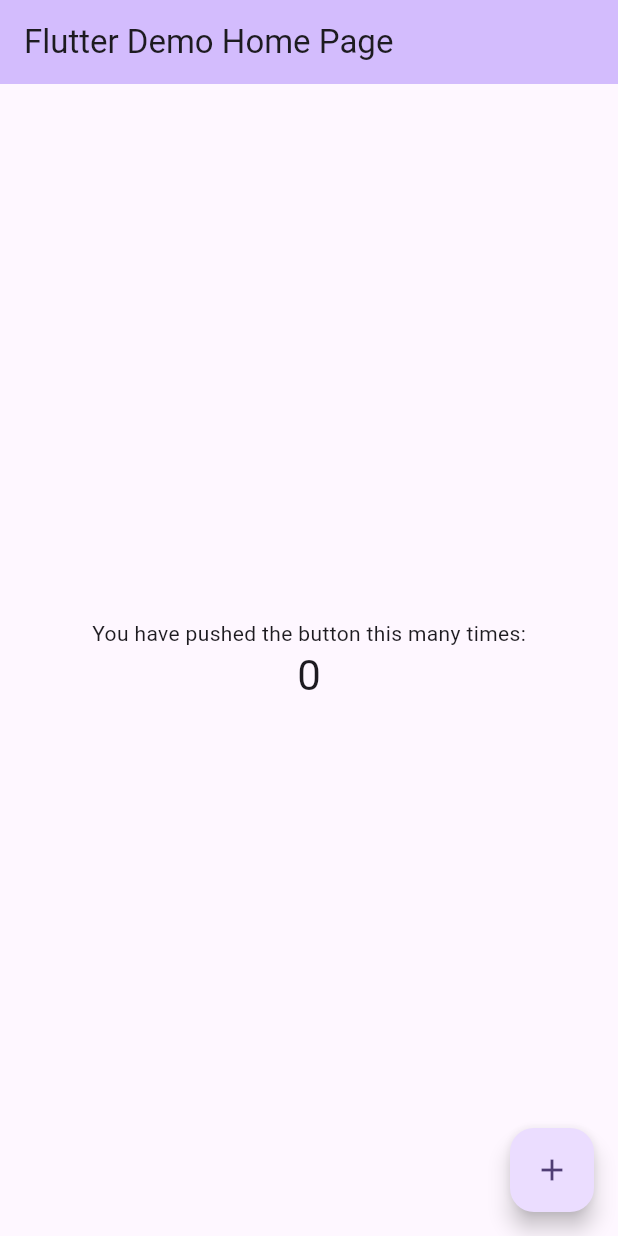
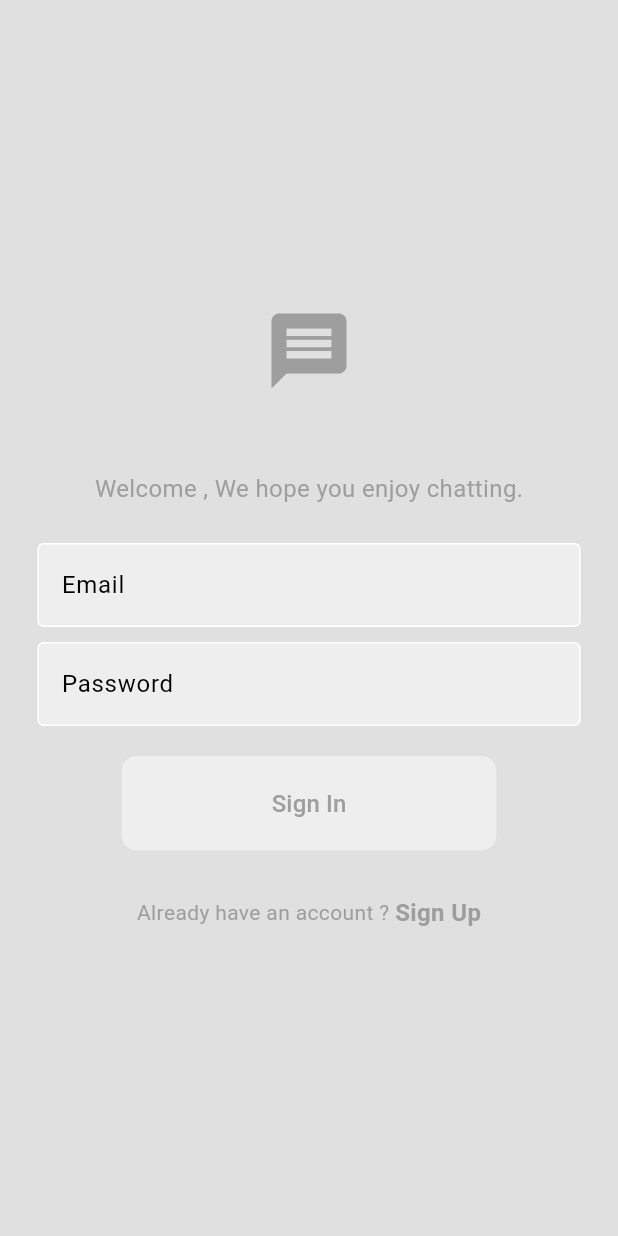
Before and after one commit to LakshyaChauhan/chat_App, a Flutter app: the screen it shows after launch, on a phone screen of 412 x 824 dp. Run offline on Flutter 3.47's test engine with Material 3 defaults, Android fonts, the phone set to English and light mode, and no system bars; our stand-ins replace firebase_auth, firebase_core; accounts and stored records are empty; generated files the repository leaves out were written again.

Commit message:
login ui and firebase auth login done

```diff
--- /dev/null
+++ b/lib/auth/auth.gate.dart
@@ -0,0 +1,23 @@
+import 'package:chat_app/screens/home.screen.dart';
+import 'package:chat_app/screens/login.or.register.dart';
+import 'package:firebase_auth/firebase_auth.dart';
+import 'package:flutter/material.dart';
+
+class AuthGate extends StatelessWidget {
+  const AuthGate({super.key});
+
+  @override
+  Widget build(BuildContext context) {
+    return Scaffold(
+      body: StreamBuilder(
+          stream: FirebaseAuth.instance.authStateChanges(),
+          builder: (context, snapshot) {
+            if (snapshot.hasData) {
+              return const HomeScreen();
+            } else {
+              return const  LoginOrRegisterPage();
+            }
+          }),
+    );
+  }
+}
--- /dev/null
+++ b/lib/auth/auth.services.dart
@@ -0,0 +1,17 @@
+import 'package:firebase_auth/firebase_auth.dart';
+
+class AuthServices {
+  final FirebaseAuth _auth = FirebaseAuth.instance;
+
+  Future<UserCredential> signInWithEmailAndPassword(
+      String email, String password) async {
+    try {
+      UserCredential userCredential = await _auth.signInWithEmailAndPassword(
+          email: email, password: password);
+      return userCredential;
+    } on FirebaseAuthException catch (e) {
+      print('The error is in the authentication login section of the program');
+      throw Exception(e.code);
+    }
+  }
+}
--- a/lib/main.dart
+++ b/lib/main.dart
@@ -1,6 +1,12 @@
+import 'package:chat_app/auth/auth.gate.dart';
+import 'package:chat_app/firebase_options.dart';
+import 'package:chat_app/themes/light.mode.dart';
+import 'package:firebase_core/firebase_core.dart';
 import 'package:flutter/material.dart';
 
-void main() {
+void main() async {
+  WidgetsFlutterBinding.ensureInitialized();
+  await Firebase.initializeApp(options: DefaultFirebaseOptions.currentPlatform);
   runApp(const MyApp());
 }
 
@@ -11,115 +17,9 @@ class MyApp extends StatelessWidget {
   @override
   Widget build(BuildContext context) {
     return MaterialApp(
-      title: 'Flutter Demo',
-      theme: ThemeData(
-        // This is the theme of your application.
-        //
-        // TRY THIS: Try running your application with "flutter run". You'll see
-        // the application has a purple toolbar. Then, without quitting the app,
-        // try changing the seedColor in the colorScheme below to Colors.green
-        // and then invoke "hot reload" (save your changes or press the "hot
-        // reload" button in a Flutter-supported IDE, or press "r" if you used
-        // the command line to start the app).
-        //
-        // Notice that the counter didn't reset back to zero; the application
-        // state is not lost during the reload. To reset the state, use hot
-        // restart instead.
-        //
-        // This works for code too, not just values: Most code changes can be
-        // tested with just a hot reload.
-        colorScheme: ColorScheme.fromSeed(seedColor: Colors.deepPurple),
-        useMaterial3: true,
-      ),
-      home: const MyHomePage(title: 'Flutter Demo Home Page'),
+      debugShowCheckedModeBanner: false,
+      theme: lightMode,
+      home: const AuthGate(),
     );
   }
 }
-
-class MyHomePage extends StatefulWidget {
-  const MyHomePage({super.key, required this.title});
-
-  // This widget is the home page of your application. It is stateful, meaning
-  // that it has a State object (defined below) that contains fields that affect
-  // how it looks.
-
-  // This class is the configuration for the state. It holds the values (in this
-  // case the title) provided by the parent (in this case the App widget) and
-  // used by the build method of the State. Fields in a Widget subclass are
-  // always marked "final".
-
-  final String title;
-
-  @override
-  State<MyHomePage> createState() => _MyHomePageState();
-}
-
-class _MyHomePageState extends State<MyHomePage> {
-  int _counter = 0;
-
-  void _incrementCounter() {
-    setState(() {
-      // This call to setState tells the Flutter framework that something has
-      // changed in this State, which causes it to rerun the build method below
-      // so that the display can reflect the updated values. If we changed
-      // _counter without calling setState(), then the build method would not be
-      // called again, and so nothing would appear to happen.
-      _counter++;
-    });
-  }
-
-  @override
-  Widget build(BuildContext context) {
-    // This method is rerun every time setState is called, for instance as done
-    // by the _incrementCounter method above.
-    //
-    // The Flutter framework has been optimized to make rerunning build methods
-    // fast, so that you can just rebuild anything that needs updating rather
-    // than having to individually change instances of widgets.
-    return Scaffold(
-      appBar: AppBar(
-        // TRY THIS: Try changing the color here to a specific color (to
-        // Colors.amber, perhaps?) and trigger a hot reload to see the AppBar
-        // change color while the other colors stay the same.
-        backgroundColor: Theme.of(context).colorScheme.inversePrimary,
-        // Here we take the value from the MyHomePage object that was created by
-        // the App.build method, and use it to set our appbar title.
-        title: Text(widget.title),
-      ),
-      body: Center(
-        // Center is a layout widget. It takes a single child and positions it
-        // in the middle of the parent.
-        child: Column(
-          // Column is also a layout widget. It takes a list of children and
-          // arranges them vertically. By default, it sizes itself to fit its
-          // children horizontally, and tries to be as tall as its parent.
-          //
-          // Column has various properties to control how it sizes itself and
-          // how it positions its children. Here we use mainAxisAlignment to
-          // center the children vertically; the main axis here is the vertical
-          // axis because Columns are vertical (the cross axis would be
-          // horizontal).
-          //
-          // TRY THIS: Invoke "debug painting" (choose the "Toggle Debug Paint"
-          // action in the IDE, or press "p" in the console), to see the
-          // wireframe for each widget.
-          mainAxisAlignment: MainAxisAlignment.center,
-          children: <Widget>[
-            const Text(
-              'You have pushed the button this many times:',
-            ),
-            Text(
-              '$_counter',
-              style: Theme.of(context).textTheme.headlineMedium,
-            ),
-          ],
-        ),
-      ),
-      floatingActionButton: FloatingActionButton(
-        onPressed: _incrementCounter,
-        tooltip: 'Increment',
-        child: const Icon(Icons.add),
-      ), // This trailing comma makes auto-formatting nicer for build methods.
-    );
-  }
-}
--- /dev/null
+++ b/lib/screens/login.or.register.dart
@@ -0,0 +1,33 @@
+import 'package:chat_app/screens/login.screen.dart';
+import 'package:chat_app/screens/register.screen.dart';
+import 'package:flutter/material.dart';
+
+class LoginOrRegisterPage extends StatefulWidget {
+  const LoginOrRegisterPage({super.key});
+
+  @override
+  State<LoginOrRegisterPage> createState() => _LoginOrRegisterPageState();
+}
+
+class _LoginOrRegisterPageState extends State<LoginOrRegisterPage> {
+  bool showLoginPage = true;
+
+  void changePages() {
+    setState(() {
+      showLoginPage = !showLoginPage;
+    });
+  }
+
+  @override
+  Widget build(BuildContext context) {
+    if (showLoginPage) {
+      return LoginScreen(
+        changeScreen: changePages,
+      );
+    } else {
+      return RegisterScreen(
+        changeScreen: changePages,
+      );
+    }
+  }
+}
--- /dev/null
+++ b/lib/screens/login.screen.dart
@@ -0,0 +1,91 @@
+import 'package:chat_app/auth/auth.services.dart';
+import 'package:chat_app/utils/myButton.dart';
+import 'package:chat_app/utils/custom_textField.dart';
+import 'package:flutter/material.dart';
+
+class LoginScreen extends StatelessWidget {
+  final void Function() changeScreen;
+  const LoginScreen({super.key, required this.changeScreen});
+
+  @override
+  Widget build(BuildContext context) {
+    // controller for email and password
+    final TextEditingController emailController = TextEditingController();
+    final TextEditingController passwordController = TextEditingController();
+
+    // login function
+    void login(BuildContext context) async {
+      AuthServices authServices = AuthServices();
+      try {
+        await authServices.signInWithEmailAndPassword(
+            emailController.text, passwordController.text);
+        if (!context.mounted) return;
+      } catch (e) {
+        showDialog(
+            context: context,
+            builder: (context) => AlertDialog(title: Text(e.toString())));
+      }
+    }
+
+    return Scaffold(
+      backgroundColor: Theme.of(context).colorScheme.background,
+      body: Center(
+        child: Column(
+          mainAxisAlignment: MainAxisAlignment.center,
+          children: [
+            // iCon of the app
+            Icon(Icons.message,
+                size: 60, color: Theme.of(context).colorScheme.primary),
+            const SizedBox(height: 50),
+
+            // text of welcome
+            Text(
+              'Welcome , We hope you enjoy chatting.',
+              style: TextStyle(
+                  color: Theme.of(context).colorScheme.primary, fontSize: 16),
+            ),
+
+            const SizedBox(height: 25),
+            // custom text field for email
+            CustomTextField(
+                controller: emailController,
+                hintText: 'Email',
+                obscureText: false),
+            const SizedBox(height: 10),
+
+            //custom text field for password
+            CustomTextField(
+                controller: passwordController,
+                hintText: 'Password',
+                obscureText: true),
+            const SizedBox(height: 20),
+            // sign in button
+            MyButton(onTap: () => login(context), text: 'Sign In'),
+            const SizedBox(height: 30),
+
+            Row(
+              mainAxisAlignment: MainAxisAlignment.center,
+              children: [
+                Text(
+                  'Already have an account ? ',
+                  style:
+                      TextStyle(color: Theme.of(context).colorScheme.primary),
+                ),
+                GestureDetector(
+                  onTap: changeScreen,
+                  child: Text(
+                    'Sign Up',
+                    style: TextStyle(
+                        color: Theme.of(context).colorScheme.primary,
+                        fontSize: 16,
+                        fontWeight: FontWeight.bold),
+                  ),
+                )
+              ],
+            )
+          ],
+        ),
+      ),
+    );
+  }
+}
--- /dev/null
+++ b/lib/themes/light.mode.dart
@@ -0,0 +1,10 @@
+import 'package:flutter/material.dart';
+
+ThemeData lightMode = ThemeData(
+    colorScheme: ColorScheme.light(
+  background: Colors.grey.shade300,
+  primary: Colors.grey.shade500,
+  secondary: Colors.grey.shade200,
+  tertiary: Colors.white,
+  inversePrimary: Colors.grey.shade900,
+));
--- /dev/null
+++ b/lib/utils/custom_textField.dart
@@ -0,0 +1,36 @@
+import 'package:flutter/material.dart';
+
+class CustomTextField extends StatelessWidget {
+  final String hintText;
+  final bool obscureText;
+  final TextEditingController controller;
+  const CustomTextField(
+      {super.key,
+      required this.hintText,
+      required this.obscureText,
+      required this.controller});
+
+  @override
+  Widget build(BuildContext context) {
+    return Padding(
+      padding: const EdgeInsets.symmetric(horizontal: 25),
+      child: TextField(
+        decoration: InputDecoration(
+            enabledBorder: OutlineInputBorder(
+              borderSide:
+                  BorderSide(color: Theme.of(context).colorScheme.tertiary),
+            ),
+            focusedBorder: OutlineInputBorder(
+                borderSide:
+                    BorderSide(color: Theme.of(context).colorScheme.primary)),
+            fillColor: Theme.of(context).colorScheme.secondary,
+            filled: true,
+            hintText: hintText,
+
+            ),
+        obscureText: obscureText,
+        controller: controller,
+      ),
+    );
+  }
+}
--- /dev/null
+++ b/lib/utils/myButton.dart
@@ -0,0 +1,26 @@
+import 'package:flutter/material.dart';
+
+class MyButton extends StatelessWidget {
+  final void Function() onTap;
+  final String text;
+  const MyButton({super.key, required this.onTap, required this.text});
+
+  @override
+  Widget build(BuildContext context) {
+    return TextButton(
+        onPressed: onTap,
+        style: ElevatedButton.styleFrom(
+          maximumSize: const Size.fromWidth(double.infinity),
+          padding: const EdgeInsets.symmetric(horizontal: 100, vertical: 20),
+          backgroundColor: Theme.of(context).colorScheme.secondary,
+          shape: RoundedRectangleBorder(
+            borderRadius: BorderRadius.circular(10),
+          ),
+        ),
+        child: Text(
+          text,
+          style: TextStyle(
+              fontSize: 16, color: Theme.of(context).colorScheme.primary),
+        ));
+  }
+}
--- a/pubspec.yaml
+++ b/pubspec.yaml
@@ -35,6 +35,8 @@ dependencies:
   # The following adds the Cupertino Icons font to your application.
   # Use with the CupertinoIcons class for iOS style icons.
   cupertino_icons: ^1.0.2
+  firebase_core: ^2.24.2
+  firebase_auth: ^4.16.0
 
 dev_dependencies:
   flutter_test:
```
Also changed, not shown: lib/screens/home.screen.dart (added, +12 -0 lines), lib/screens/register.screen.dart (added, +84 -0 lines), pubspec.lock, 7 other files.
